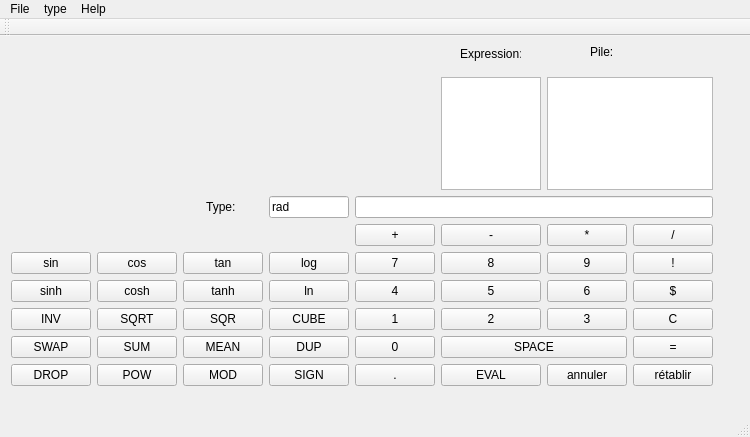
First picture: the form in mainwindow.ui, repository ahars/lo21, before the edit.
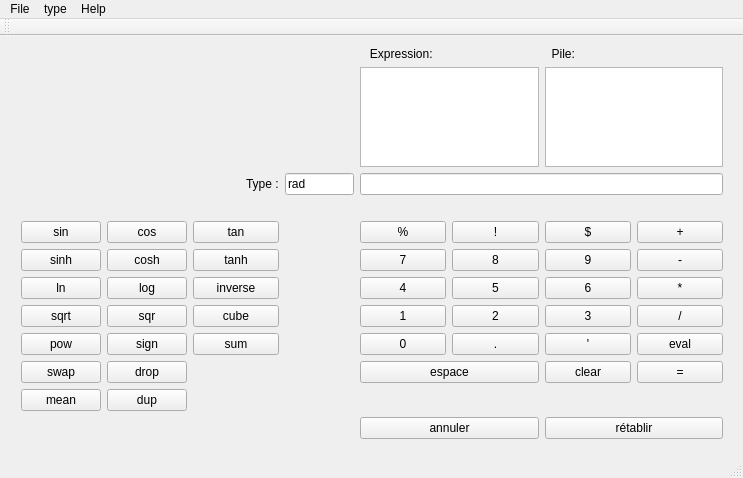
Second picture: the form after the edit.

Patch:
```diff
--- a/mainwindow.ui
+++ b/mainwindow.ui
@@ -6,8 +6,8 @@
    <rect>
     <x>0</x>
     <y>0</y>
-    <width>750</width>
-    <height>437</height>
+    <width>743</width>
+    <height>478</height>
    </rect>
   </property>
   <property name="windowTitle">
@@ -17,286 +17,205 @@
    <widget class="QWidget" name="gridLayoutWidget">
     <property name="geometry">
      <rect>
-      <x>0</x>
-      <y>30</y>
+      <x>10</x>
+      <y>0</y>
       <width>724</width>
-      <height>331</height>
+      <height>414</height>
      </rect>
     </property>
     <layout class="QGridLayout" name="gridLayout">
-     <item row="0" column="5">
-      <widget class="QTextEdit" name="Express">
-       <property name="readOnly">
-        <bool>true</bool>
+     <item row="6" column="2">
+      <widget class="QPushButton" name="buttonTanh">
+       <property name="text">
+        <string>tanh</string>
        </property>
       </widget>
      </item>
-     <item row="1" column="4" colspan="4">
+     <item row="8" column="1">
+      <widget class="QPushButton" name="buttonLog">
+       <property name="text">
+        <string>log</string>
+       </property>
+      </widget>
+     </item>
+     <item row="6" column="1">
+      <widget class="QPushButton" name="buttonCosh">
+       <property name="text">
+        <string>cosh</string>
+       </property>
+      </widget>
+     </item>
+     <item row="10" column="2">
+      <widget class="QPushButton" name="buttonCUBE">
+       <property name="text">
+        <string>cube</string>
+       </property>
+      </widget>
+     </item>
+     <item row="2" column="4" colspan="4">
       <widget class="QLineEdit" name="inputLine">
        <property name="readOnly">
         <bool>false</bool>
        </property>
       </widget>
      </item>
-     <item row="3" column="4">
-      <widget class="QPushButton" name="buttonPlus">
-       <property name="text">
-        <string>+</string>
-       </property>
-      </widget>
-     </item>
-     <item row="3" column="5">
-      <widget class="QPushButton" name="buttonDim">
-       <property name="text">
-        <string>-</string>
-       </property>
-      </widget>
-     </item>
-     <item row="3" column="6">
-      <widget class="QPushButton" name="buttonMulti">
-       <property name="text">
-        <string>*</string>
-       </property>
-      </widget>
-     </item>
-     <item row="3" column="7">
-      <widget class="QPushButton" name="buttonDiv">
-       <property name="text">
-        <string>/</string>
-       </property>
-      </widget>
-     </item>
-     <item row="4" column="4">
+     <item row="6" column="4">
       <widget class="QPushButton" name="button7">
        <property name="text">
         <string>7</string>
        </property>
       </widget>
      </item>
-     <item row="4" column="5">
+     <item row="6" column="5">
       <widget class="QPushButton" name="button8">
        <property name="text">
         <string>8</string>
        </property>
       </widget>
      </item>
-     <item row="4" column="6">
+     <item row="6" column="6">
       <widget class="QPushButton" name="button9">
        <property name="text">
         <string>9</string>
        </property>
       </widget>
      </item>
-     <item row="4" column="7">
-      <widget class="QPushButton" name="buttonFactoriel">
-       <property name="text">
-        <string>!</string>
-       </property>
-      </widget>
-     </item>
-     <item row="6" column="4">
+     <item row="8" column="4">
       <widget class="QPushButton" name="button4">
        <property name="text">
         <string>4</string>
        </property>
       </widget>
      </item>
-     <item row="6" column="5">
+     <item row="8" column="5">
       <widget class="QPushButton" name="button5">
        <property name="text">
         <string>5</string>
        </property>
       </widget>
      </item>
-     <item row="6" column="6">
+     <item row="8" column="6">
       <widget class="QPushButton" name="button6">
        <property name="text">
         <string>6</string>
        </property>
       </widget>
      </item>
-     <item row="8" column="4">
+     <item row="10" column="4">
       <widget class="QPushButton" name="button1">
        <property name="text">
         <string>1</string>
        </property>
       </widget>
      </item>
-     <item row="8" column="5">
+     <item row="10" column="5">
       <widget class="QPushButton" name="button2">
        <property name="text">
         <string>2</string>
        </property>
       </widget>
      </item>
-     <item row="8" column="6">
+     <item row="10" column="6">
       <widget class="QPushButton" name="button3">
        <property name="text">
         <string>3</string>
        </property>
       </widget>
      </item>
-     <item row="8" column="7">
-      <widget class="QPushButton" name="buttonCLEAR">
-       <property name="text">
-        <string>C</string>
-       </property>
-      </widget>
-     </item>
-     <item row="10" column="4">
+     <item row="12" column="4">
       <widget class="QPushButton" name="button0">
        <property name="text">
         <string>0</string>
        </property>
       </widget>
      </item>
-     <item row="10" column="5" colspan="2">
-      <widget class="QPushButton" name="buttonSPACE">
-       <property name="text">
-        <string>SPACE</string>
-       </property>
-      </widget>
-     </item>
-     <item row="10" column="7">
-      <widget class="QPushButton" name="buttonEntrer">
-       <property name="text">
-        <string>=</string>
-       </property>
-      </widget>
-     </item>
-     <item row="12" column="6">
-      <widget class="QPushButton" name="buttonAnnuler">
-       <property name="text">
-        <string>annuler</string>
-       </property>
-      </widget>
-     </item>
-     <item row="12" column="7">
-      <widget class="QPushButton" name="buttonRetablir">
-       <property name="text">
-        <string>rétablir</string>
-       </property>
-      </widget>
-     </item>
-     <item row="0" column="6" colspan="2">
+     <item row="1" column="6" colspan="2">
       <widget class="QListWidget" name="listWidget"/>
      </item>
-     <item row="12" column="3">
-      <widget class="QPushButton" name="buttonSIGN">
-       <property name="text">
-        <string>SIGN</string>
+     <item row="1" column="4" colspan="2">
+      <widget class="QTextEdit" name="Express">
+       <property name="readOnly">
+        <bool>true</bool>
        </property>
       </widget>
      </item>
-     <item row="10" column="3">
-      <widget class="QPushButton" name="buttonDUP">
+     <item row="2" column="2">
+      <widget class="QLabel" name="label_4">
        <property name="text">
-        <string>DUP</string>
+        <string>                Type :</string>
        </property>
       </widget>
      </item>
-     <item row="8" column="3">
-      <widget class="QPushButton" name="buttonCUBE">
+     <item row="2" column="3">
+      <widget class="QLineEdit" name="RadouDeg">
        <property name="text">
-        <string>CUBE</string>
+        <string>rad</string>
        </property>
+       <property name="readOnly">
+        <bool>true</bool>
+       </property>
       </widget>
      </item>
-     <item row="6" column="3">
+     <item row="8" column="0">
       <widget class="QPushButton" name="buttonLn">
        <property name="text">
         <string>ln</string>
        </property>
       </widget>
      </item>
-     <item row="4" column="3">
-      <widget class="QPushButton" name="buttonLog">
+     <item row="14" column="0">
+      <widget class="QPushButton" name="buttonSWAP">
        <property name="text">
-        <string>log</string>
+        <string>swap</string>
        </property>
       </widget>
      </item>
-     <item row="12" column="2">
-      <widget class="QPushButton" name="buttonMOD">
+     <item row="16" column="6" colspan="2">
+      <widget class="QPushButton" name="buttonRetablir">
        <property name="text">
-        <string>MOD</string>
+        <string>rétablir</string>
        </property>
       </widget>
      </item>
-     <item row="10" column="2">
-      <widget class="QPushButton" name="buttonMEAN">
+     <item row="16" column="4" colspan="2">
+      <widget class="QPushButton" name="buttonAnnuler">
        <property name="text">
-        <string>MEAN</string>
+        <string>annuler</string>
        </property>
       </widget>
      </item>
-     <item row="8" column="2">
-      <widget class="QPushButton" name="buttonSQR">
+     <item row="3" column="3">
+      <widget class="QLabel" name="label_3">
        <property name="text">
-        <string>SQR</string>
+        <string/>
        </property>
       </widget>
      </item>
-     <item row="6" column="2">
-      <widget class="QPushButton" name="buttonTanh">
+     <item row="5" column="0">
+      <widget class="QPushButton" name="buttonSin">
        <property name="text">
-        <string>tanh</string>
+        <string>sin</string>
        </property>
       </widget>
      </item>
-     <item row="4" column="2">
-      <widget class="QPushButton" name="buttonTan">
+     <item row="0" column="4">
+      <widget class="QLabel" name="label">
        <property name="text">
-        <string>tan</string>
+        <string>   Expression:</string>
        </property>
       </widget>
      </item>
-     <item row="12" column="1">
+     <item row="12" column="0">
       <widget class="QPushButton" name="buttonPOW">
        <property name="text">
-        <string>POW</string>
-       </property>
-      </widget>
-     </item>
-     <item row="10" column="1">
-      <widget class="QPushButton" name="buttonSUM">
-       <property name="text">
-        <string>SUM</string>
-       </property>
-      </widget>
-     </item>
-     <item row="8" column="1">
-      <widget class="QPushButton" name="buttonSQRT">
-       <property name="text">
-        <string>SQRT</string>
-       </property>
-      </widget>
-     </item>
-     <item row="6" column="1">
-      <widget class="QPushButton" name="buttonCosh">
-       <property name="text">
-        <string>cosh</string>
-       </property>
-      </widget>
-     </item>
-     <item row="4" column="1">
-      <widget class="QPushButton" name="buttonCos">
-       <property name="text">
-        <string>cos</string>
+        <string>pow</string>
        </property>
       </widget>
      </item>
      <item row="10" column="0">
-      <widget class="QPushButton" name="buttonSWAP">
+      <widget class="QPushButton" name="buttonSQRT">
        <property name="text">
-        <string>SWAP</string>
-       </property>
-      </widget>
-     </item>
-     <item row="8" column="0">
-      <widget class="QPushButton" name="buttonINV">
-       <property name="text">
-        <string>INV</string>
+        <string>sqrt</string>
        </property>
       </widget>
      </item>
@@ -307,93 +226,176 @@
        </property>
       </widget>
      </item>
-     <item row="4" column="0">
-      <widget class="QPushButton" name="buttonSin">
+     <item row="5" column="1">
+      <widget class="QPushButton" name="buttonCos">
        <property name="text">
-        <string>sin</string>
+        <string>cos</string>
        </property>
       </widget>
      </item>
-     <item row="12" column="4">
+     <item row="5" column="2">
+      <widget class="QPushButton" name="buttonTan">
+       <property name="text">
+        <string>tan</string>
+       </property>
+      </widget>
+     </item>
+     <item row="10" column="1">
+      <widget class="QPushButton" name="buttonSQR">
+       <property name="text">
+        <string>sqr</string>
+       </property>
+      </widget>
+     </item>
+     <item row="12" column="1">
+      <widget class="QPushButton" name="buttonSIGN">
+       <property name="text">
+        <string>sign</string>
+       </property>
+      </widget>
+     </item>
+     <item row="0" column="6">
+      <widget class="QLabel" name="label_2">
+       <property name="text">
+        <string>  Pile:</string>
+       </property>
+      </widget>
+     </item>
+     <item row="15" column="1">
+      <widget class="QPushButton" name="buttonDUP">
+       <property name="text">
+        <string>dup</string>
+       </property>
+      </widget>
+     </item>
+     <item row="14" column="7">
+      <widget class="QPushButton" name="buttonEntrer">
+       <property name="text">
+        <string>=</string>
+       </property>
+      </widget>
+     </item>
+     <item row="12" column="7">
+      <widget class="QPushButton" name="buttonEVAL">
+       <property name="text">
+        <string>eval</string>
+       </property>
+      </widget>
+     </item>
+     <item row="12" column="5">
       <widget class="QPushButton" name="buttonPoint">
        <property name="text">
         <string>.</string>
        </property>
       </widget>
      </item>
-     <item row="1" column="3">
-      <widget class="QLineEdit" name="RadouDeg">
+     <item row="12" column="6">
+      <widget class="QPushButton" name="buttonExpression">
        <property name="text">
-        <string>rad</string>
+        <string>'</string>
        </property>
-       <property name="readOnly">
-        <bool>true</bool>
-       </property>
       </widget>
      </item>
-     <item row="1" column="2">
-      <widget class="QLabel" name="label_4">
+     <item row="10" column="7">
+      <widget class="QPushButton" name="buttonDiv">
        <property name="text">
-        <string>       Type:</string>
+        <string>/</string>
        </property>
       </widget>
      </item>
-     <item row="12" column="0">
-      <widget class="QPushButton" name="buttonDROP">
+     <item row="8" column="7">
+      <widget class="QPushButton" name="buttonMulti">
        <property name="text">
-        <string>DROP</string>
-       </property>
-      </widget>
-     </item>
-     <item row="12" column="5">
-      <widget class="QPushButton" name="buttonEVAL">
-       <property name="text">
-        <string>EVAL</string>
+        <string>*</string>
        </property>
       </widget>
      </item>
      <item row="6" column="7">
+      <widget class="QPushButton" name="buttonDim">
+       <property name="text">
+        <string>-</string>
+       </property>
+      </widget>
+     </item>
+     <item row="5" column="7">
+      <widget class="QPushButton" name="buttonPlus">
+       <property name="text">
+        <string>+</string>
+       </property>
+      </widget>
+     </item>
+     <item row="5" column="6">
       <widget class="QPushButton" name="buttonDollar">
        <property name="text">
         <string>$</string>
        </property>
       </widget>
      </item>
+     <item row="5" column="5">
+      <widget class="QPushButton" name="buttonFactoriel">
+       <property name="text">
+        <string>!</string>
+       </property>
+      </widget>
+     </item>
+     <item row="5" column="4">
+      <widget class="QPushButton" name="buttonMOD">
+       <property name="text">
+        <string>%</string>
+       </property>
+      </widget>
+     </item>
+     <item row="14" column="4" colspan="2">
+      <widget class="QPushButton" name="buttonSPACE">
+       <property name="text">
+        <string>espace</string>
+       </property>
+      </widget>
+     </item>
+     <item row="14" column="6">
+      <widget class="QPushButton" name="buttonCLEAR">
+       <property name="text">
+        <string>clear</string>
+       </property>
+      </widget>
+     </item>
+     <item row="15" column="0">
+      <widget class="QPushButton" name="buttonMEAN">
+       <property name="text">
+        <string>mean</string>
+       </property>
+      </widget>
+     </item>
+     <item row="8" column="2">
+      <widget class="QPushButton" name="buttonINV">
+       <property name="text">
+        <string>inverse</string>
+       </property>
+      </widget>
+     </item>
+     <item row="12" column="2">
+      <widget class="QPushButton" name="buttonSUM">
+       <property name="text">
+        <string>sum</string>
+       </property>
+      </widget>
+     </item>
+     <item row="14" column="1">
+      <widget class="QPushButton" name="buttonDROP">
+       <property name="text">
+        <string>drop</string>
+       </property>
+      </widget>
+     </item>
     </layout>
    </widget>
-   <widget class="QLabel" name="label_2">
-    <property name="geometry">
-     <rect>
-      <x>590</x>
-      <y>10</y>
-      <width>54</width>
-      <height>12</height>
-     </rect>
-    </property>
-    <property name="text">
-     <string>Pile:</string>
-    </property>
-   </widget>
-   <widget class="QLabel" name="label">
-    <property name="geometry">
-     <rect>
-      <x>460</x>
-      <y>10</y>
-      <width>61</width>
-      <height>16</height>
-     </rect>
-    </property>
-    <property name="text">
-     <string>Expression:</string>
-    </property>
-   </widget>
   </widget>
   <widget class="QMenuBar" name="menuBar">
    <property name="geometry">
     <rect>
      <x>0</x>
      <y>0</y>
-     <width>750</width>
+     <width>743</width>
      <height>22</height>
     </rect>
    </property>
```
